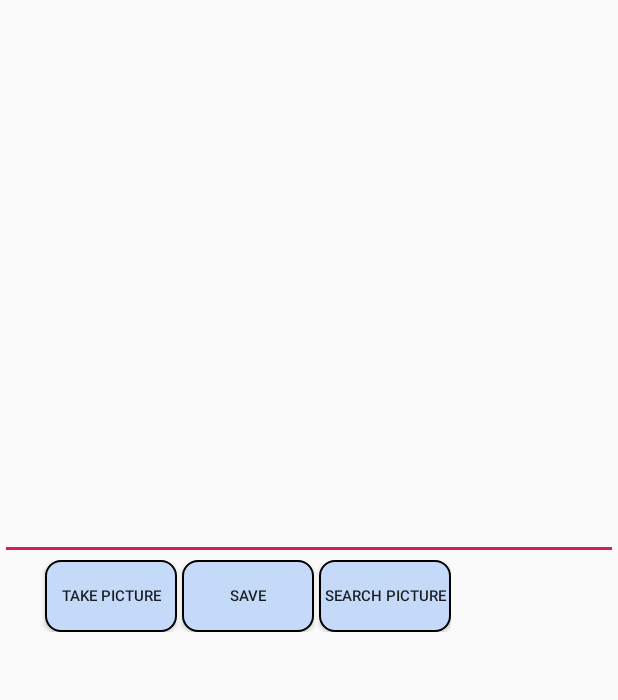
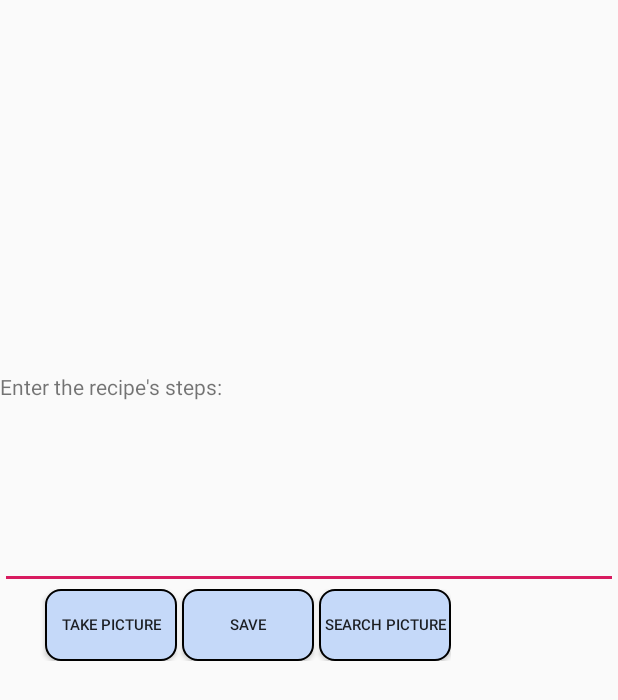
Before and after one commit to phrougerie/cooking_for_all, an Android app: the layout activity_add_photo_and_actions.xml on its own in the app's theme, with its tools: preview values and no code run, on a phone screen of 412 x 824 dp. Shown: the top 700 px of the screen. Run offline under Robolectric (Android 15) with nearby library versions, the phone set to English and light mode, and no system bars.

Commit message:
Modifications mineurs. Uml modifié, presque final. Fichiers d'arguments fait. Modifications sur l'appli. Correction d'un bug. Deploiement de l'appli terminée sur le store.

```diff
--- a/Code/app/build.gradle
+++ b/Code/app/build.gradle
@@ -8,8 +8,8 @@ android {
         minSdkVersion 15
         targetSdkVersion 28
         multiDexEnabled true
-        versionCode 1
-        versionName "1.0"
+        versionCode 3
+        versionName "1.2"
         testInstrumentationRunner "android.support.test.runner.AndroidJUnitRunner"
     }
     buildTypes {
--- a/Code/app/src/main/java/com/roufaurie/cookingforall/Activities/AddPhotoAndActionsActivity.java
+++ b/Code/app/src/main/java/com/roufaurie/cookingforall/Activities/AddPhotoAndActionsActivity.java
@@ -108,8 +108,8 @@ public class AddPhotoAndActionsActivity extends ListActivity implements Activity
         lIngredients = findViewById(R.id.listIngredients);
         adapterIngredient = new IngredientAdapter(this, android.R.layout.simple_expandable_list_item_1, listIngredients);
         lIngredients.setAdapter(adapterIngredient);
-        if(savedInstance != null) {
-            SharedPreferences prefs = PreferenceManager.getDefaultSharedPreferences(this);
+        SharedPreferences prefs = PreferenceManager.getDefaultSharedPreferences(this);
+        if(savedInstance != null && prefs.getString(KEY_LIST, null)!=null) {
             Gson gson = new Gson();
             String json = prefs.getString(KEY_LIST, null);
             Type type = new TypeToken<ArrayList<Bitmap>>() {
--- a/Code/app/src/main/res/layout-land/activity_add_photo_and_actions.xml
+++ b/Code/app/src/main/res/layout-land/activity_add_photo_and_actions.xml
@@ -23,6 +23,11 @@
         android:id="@+id/desc"
         android:layout_width="match_parent"
         android:layout_height="100dp" />
+    <TextView
+
+        android:layout_width="match_parent"
+        android:layout_height="wrap_content"
+        android:text="@string/setSteps" />
     <LinearLayout
         android:layout_width="wrap_content"
         android:layout_height="wrap_content">
--- a/Code/app/src/main/res/layout/activity_add_photo_and_actions.xml
+++ b/Code/app/src/main/res/layout/activity_add_photo_and_actions.xml
@@ -21,10 +21,17 @@
         android:layout_width="match_parent"
         android:layout_height="205dp"/>
 
+    <TextView
+
+        android:layout_width="match_parent"
+        android:layout_height="wrap_content"
+        android:text="@string/setSteps" />
+
     <EditText
         android:id="@+id/desc"
         android:layout_width="match_parent"
         android:layout_height="125dp" />
+
     <LinearLayout
         android:layout_width="wrap_content"
         android:layout_height="wrap_content">
--- a/Code/app/src/main/res/values/strings.xml
+++ b/Code/app/src/main/res/values/strings.xml
@@ -45,5 +45,6 @@
     <string name="load">The recipe is saving. Please wait.</string>
     <string name="erorDocs">Error getting documents</string>
     <string name="createFail">CreateUser Failed</string>
+    <string name="setSteps">Enter the recipe\'s steps:</string>
 
 </resources>
```
Also changed, not shown: 4 other files.
